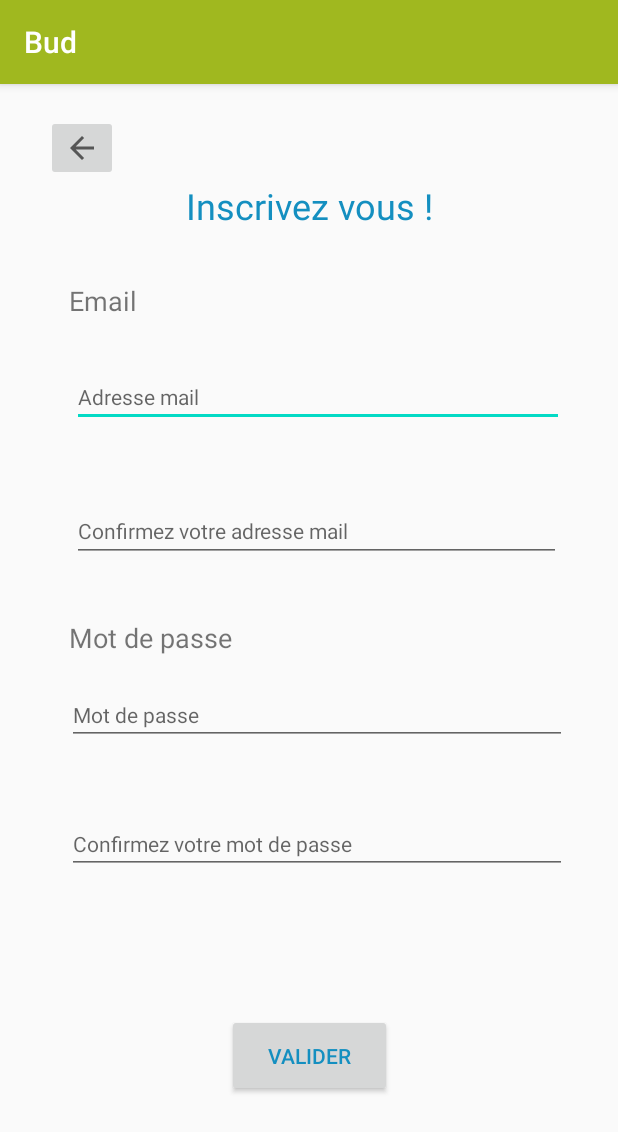
After one commit to OvNi91/BUD-L3, an Android app: the inscription_formulaire screen opened directly, with no data from a screen before it, on a phone screen of 412 x 824 dp. The commit adds this screen. Shown: the top 1132 px of the screen. Run offline under Robolectric (Android 15) with nearby library versions, the phone set to English and light mode, and no system bars.

Commit message:
Ajout de la page d'inscription

```diff
--- a/BudApp/app/src/main/AndroidManifest.xml
+++ b/BudApp/app/src/main/AndroidManifest.xml
@@ -9,12 +9,12 @@
         android:roundIcon="@mipmap/ic_launcher"
         android:supportsRtl="true"
         android:theme="@style/AppTheme">
-        <activity android:name=".change_password"></activity>
+        <activity android:name=".inscription_formulaire"></activity>
+        <activity android:name=".change_password" />
         <activity android:name=".activity_change_mail" />
         <activity android:name=".MainActivity">
             <intent-filter>
                 <action android:name="android.intent.action.MAIN" />
-
                 <category android:name="android.intent.category.LAUNCHER" />
             </intent-filter>
         </activity>
--- a/BudApp/app/src/main/java/com/example/budapp/MainActivity.java
+++ b/BudApp/app/src/main/java/com/example/budapp/MainActivity.java
@@ -23,5 +23,14 @@ public class MainActivity extends AppCompatActivity {
             }
         });
 
+        Button insc = (Button) findViewById(R.id.button_formulaire);
+        insc.setOnClickListener(new View.OnClickListener() {
+            @Override
+            public void onClick(View v) {
+                Intent startIntent = new Intent(getApplicationContext(),inscription_formulaire.class);
+                startActivity(startIntent);
+            }
+        });
+
     }
 }
--- /dev/null
+++ b/BudApp/app/src/main/java/com/example/budapp/inscription_formulaire.java
@@ -0,0 +1,36 @@
+package com.example.budapp;
+
+import android.os.Bundle;
+import android.view.View;
+import android.widget.Button;
+import android.widget.EditText;
+
+import androidx.appcompat.app.AppCompatActivity;
+
+public class inscription_formulaire extends AppCompatActivity {
+
+    @Override
+    protected void onCreate(Bundle savedInstanceState) {
+        super.onCreate(savedInstanceState);
+        setContentView(R.layout.activity_inscription_formulaire);
+
+        Button valider = (Button) findViewById(R.id.button_valider_inscription);
+        valider.setOnClickListener(new View.OnClickListener() {
+            @Override
+            public void onClick(View v) {
+
+                //Champs concernant le mail de l'utilisateur
+                EditText email1 = (EditText) findViewById(R.id.editText_email1_inscription);
+                EditText email2 = (EditText) findViewById(R.id.editText_email2_inscription);
+
+                //Champs concernant le mot de passe de l'utilisateur
+                EditText password1 = (EditText) findViewById(R.id.editText_password1_inscription);
+                EditText password2 = (EditText) findViewById(R.id.editText_password2_inscription);
+
+                //Maintenant plus qu'à vérifier les infos
+            }
+        });
+
+
+    }
+}
--- /dev/null
+++ b/BudApp/app/src/main/res/layout/activity_inscription_formulaire.xml
@@ -0,0 +1,129 @@
+<?xml version="1.0" encoding="utf-8"?>
+<androidx.constraintlayout.widget.ConstraintLayout xmlns:android="http://schemas.android.com/apk/res/android"
+    xmlns:app="http://schemas.android.com/apk/res-auto"
+    xmlns:tools="http://schemas.android.com/tools"
+    android:layout_width="match_parent"
+    android:layout_height="match_parent"
+    tools:context=".inscription_formulaire">
+
+    <ImageButton
+        android:id="@+id/imageButton_retour_inscription"
+        android:layout_width="wrap_content"
+        android:layout_height="wrap_content"
+        app:layout_constraintBottom_toTopOf="@+id/textView_inscription"
+        app:layout_constraintEnd_toEndOf="parent"
+        app:layout_constraintHorizontal_bias="0.085"
+        app:layout_constraintStart_toStartOf="parent"
+        app:layout_constraintTop_toTopOf="parent"
+        app:layout_constraintVertical_bias="1.0"
+        app:srcCompat="?attr/homeAsUpIndicator" />
+
+    <TextView
+        android:id="@+id/textView_inscription"
+        android:layout_width="wrap_content"
+        android:layout_height="wrap_content"
+        android:text="Inscrivez vous !"
+        android:textColor="#148FC0"
+        android:textSize="24sp"
+        app:layout_constraintBottom_toBottomOf="parent"
+        app:layout_constraintEnd_toEndOf="parent"
+        app:layout_constraintStart_toStartOf="parent"
+        app:layout_constraintTop_toTopOf="parent"
+        app:layout_constraintVertical_bias="0.088" />
+
+    <TextView
+        android:id="@+id/textView_email_inscription"
+        android:layout_width="wrap_content"
+        android:layout_height="wrap_content"
+        android:text="Email"
+        android:textSize="18sp"
+        app:layout_constraintBottom_toBottomOf="parent"
+        app:layout_constraintEnd_toEndOf="parent"
+        app:layout_constraintHorizontal_bias="0.125"
+        app:layout_constraintStart_toStartOf="parent"
+        app:layout_constraintTop_toTopOf="parent"
+        app:layout_constraintVertical_bias="0.178" />
+
+    <EditText
+        android:id="@+id/editText_email1_inscription"
+        android:layout_width="328dp"
+        android:layout_height="36dp"
+        android:layout_marginTop="36dp"
+        android:ems="10"
+        android:hint="Adresse mail"
+        android:inputType="textEmailAddress"
+        android:textSize="14sp"
+        app:layout_constraintEnd_toEndOf="parent"
+        app:layout_constraintHorizontal_bias="0.575"
+        app:layout_constraintStart_toStartOf="parent"
+        app:layout_constraintTop_toBottomOf="@+id/textView_email_inscription" />
+
+    <EditText
+        android:id="@+id/editText_email2_inscription"
+        android:layout_width="326dp"
+        android:layout_height="41dp"
+        android:ems="10"
+        android:hint="Confirmez votre adresse mail"
+        android:inputType="textEmailAddress"
+        android:textSize="14sp"
+        app:layout_constraintBottom_toBottomOf="parent"
+        app:layout_constraintEnd_toEndOf="parent"
+        app:layout_constraintHorizontal_bias="0.56"
+        app:layout_constraintStart_toStartOf="parent"
+        app:layout_constraintTop_toBottomOf="@+id/editText_email1_inscription"
+        app:layout_constraintVertical_bias="0.098" />
+
+    <EditText
+        android:id="@+id/editText_password1_inscription"
+        android:layout_width="333dp"
+        android:layout_height="39dp"
+        android:layout_marginTop="20dp"
+        android:ems="10"
+        android:hint="Mot de passe"
+        android:inputType="textPassword"
+        android:textSize="14sp"
+        app:layout_constraintEnd_toEndOf="parent"
+        app:layout_constraintHorizontal_bias="0.564"
+        app:layout_constraintStart_toStartOf="parent"
+        app:layout_constraintTop_toBottomOf="@+id/textView_password_inscription" />
+
+    <TextView
+        android:id="@+id/textView_password_inscription"
+        android:layout_width="wrap_content"
+        android:layout_height="wrap_content"
+        android:layout_marginTop="200dp"
+        android:text="Mot de passe"
+        android:textSize="18sp"
+        app:layout_constraintBottom_toBottomOf="parent"
+        app:layout_constraintEnd_toEndOf="parent"
+        app:layout_constraintHorizontal_bias="0.151"
+        app:layout_constraintStart_toStartOf="parent"
+        app:layout_constraintTop_toBottomOf="@+id/textView_email_inscription"
+        app:layout_constraintVertical_bias="0.0" />
+
+    <EditText
+        android:id="@+id/editText_password2_inscription"
+        android:layout_width="333dp"
+        android:layout_height="38dp"
+        android:layout_marginTop="48dp"
+        android:ems="10"
+        android:hint="Confirmez votre mot de passe"
+        android:inputType="textPassword"
+        android:textSize="14sp"
+        app:layout_constraintEnd_toEndOf="parent"
+        app:layout_constraintHorizontal_bias="0.564"
+        app:layout_constraintStart_toStartOf="parent"
+        app:layout_constraintTop_toBottomOf="@+id/editText_password1_inscription" />
+
+    <Button
+        android:id="@+id/button_valider_inscription"
+        android:layout_width="110dp"
+        android:layout_height="55dp"
+        android:text="Valider"
+        android:textColor="#148FC0"
+        app:layout_constraintBottom_toBottomOf="parent"
+        app:layout_constraintEnd_toEndOf="parent"
+        app:layout_constraintStart_toStartOf="parent"
+        app:layout_constraintTop_toBottomOf="@+id/editText_password2_inscription" />
+
+</androidx.constraintlayout.widget.ConstraintLayout>
--- a/BudApp/app/src/main/res/layout/activity_main.xml
+++ b/BudApp/app/src/main/res/layout/activity_main.xml
@@ -15,4 +15,15 @@
         app:layout_constraintEnd_toEndOf="parent"
         app:layout_constraintStart_toStartOf="parent"
         app:layout_constraintTop_toTopOf="parent" />
+
+    <Button
+        android:id="@+id/button_formulaire"
+        android:layout_width="wrap_content"
+        android:layout_height="wrap_content"
+        android:text="Formulaire Inscription"
+        app:layout_constraintBottom_toBottomOf="parent"
+        app:layout_constraintEnd_toEndOf="parent"
+        app:layout_constraintStart_toStartOf="parent"
+        app:layout_constraintTop_toBottomOf="@+id/button_myAccount" />
+
 </androidx.constraintlayout.widget.ConstraintLayout>
```
Also changed, not shown: BudApp/app/src/main/res/drawable/logo.png (added), BudApp/app/src/main/res/drawable/logo_bleu.png (added), 2 other files.
